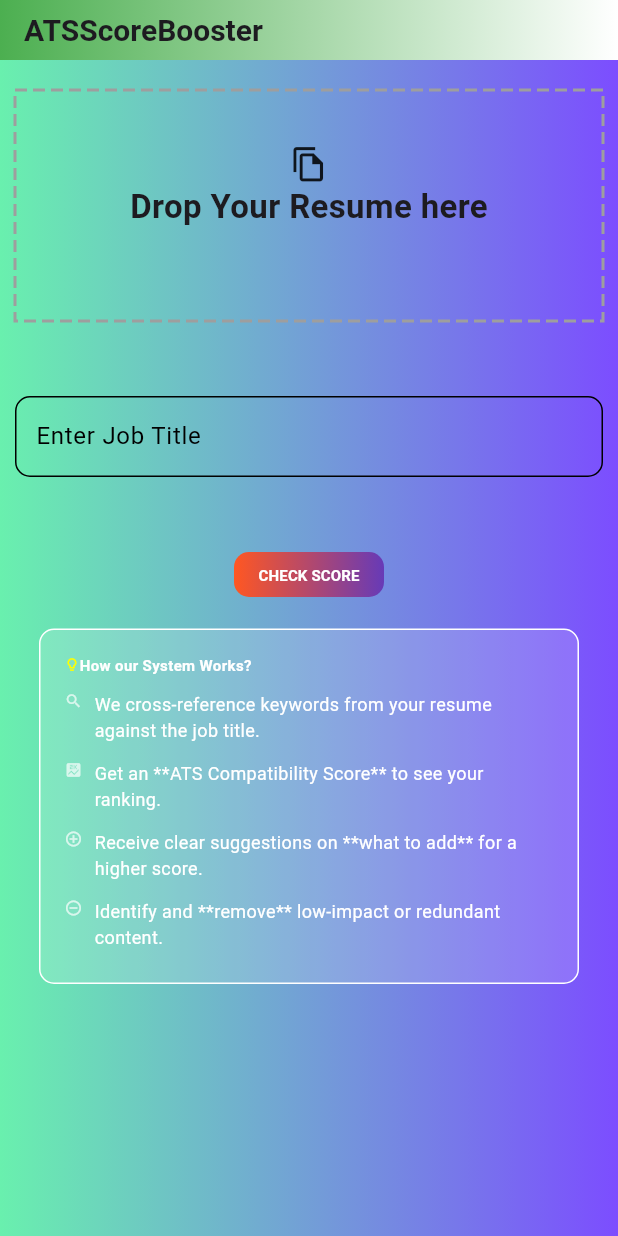
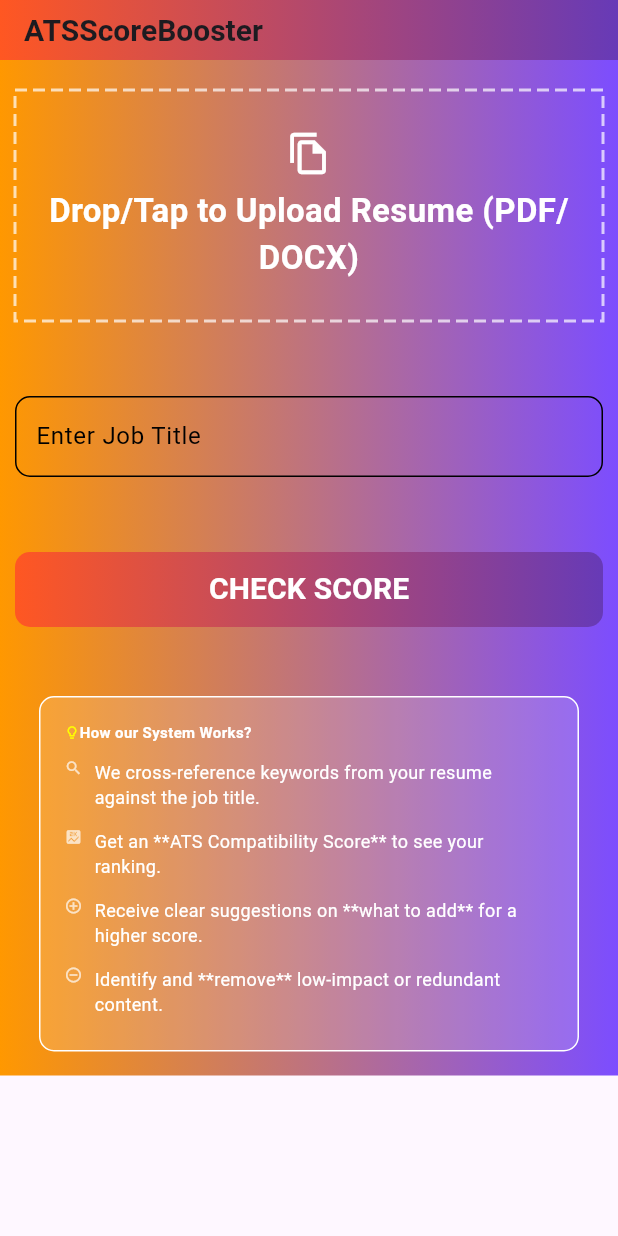
Before and after one commit to RoshanBorkar29/AtsScoreBooster, a Flutter app: the screen it shows after launch, on a phone screen of 412 x 824 dp. Run offline on Flutter 3.47's test engine with Material 3 defaults, Android fonts, the phone set to English and light mode, and no system bars; drawn by our look-alikes of dotted_border; our stand-ins replace file_picker.

```diff
--- a/lib/Features/HomeScreen.dart
+++ b/lib/Features/HomeScreen.dart
@@ -1,7 +1,10 @@
-// The problematic line is removed/modified
-// import 'dart:ui' as BorderType; // <--- REMOVE THIS LINE
+import 'package:ats_score_booster/Features/atsResultScreen.dart';
 import 'package:ats_score_booster/common/atsdetail.dart';
+import 'package:ats_score_booster/common/atsscore.dart';
 import 'package:ats_score_booster/common/myTextField.dart';
+
+import 'package:ats_score_booster/services/atsapiscore.dart';
+
 import 'package:dotted_border/dotted_border.dart';
 import 'package:file_picker/file_picker.dart';
 import 'package:flutter/material.dart';
@@ -14,47 +17,108 @@ class Homescreen extends StatefulWidget {
 }
 
 class _HomescreenState extends State<Homescreen> {
-  final TextEditingController _jobController=TextEditingController();
+  final TextEditingController _jobController = TextEditingController();
+  final AtsApiService _apiService = AtsApiService(); // Instantiate the API service
+
   PlatformFile? _selectedResume; // Holds the file details
   bool _isLoading = false;
 
-  Future<void> _pickResume()async {
-    if(_isLoading)return;
-    try{
-      FilePickerResult? result=await FilePicker.platform.pickFiles(
-        type:FileType.custom,
-        allowedExtensions: ['pdf','docx'],
+  // --- File Picker Logic ---
+  Future<void> _pickResume() async {
+    if (_isLoading) return;
+
+    try {
+      FilePickerResult? result = await FilePicker.platform.pickFiles(
+        type: FileType.custom,
+        allowedExtensions: ['pdf', 'docx'],
+        withData: true, // CRITICAL: Must be true to get file bytes for API upload
       );
-      if(result!=null){
+
+      if (result != null) {
         setState(() {
-          _selectedResume=result.files.first;
+          _selectedResume = result.files.first;
         });
         ScaffoldMessenger.of(context).showSnackBar(
-          SnackBar(content: Text('Selected,${_selectedResume!.name}'),),
+          SnackBar(content: Text('Selected: ${_selectedResume!.name}')),
         );
       }
-    }
-    catch(e){
+    } catch (e) {
       print('Error picking file: $e');
       ScaffoldMessenger.of(context).showSnackBar(
         const SnackBar(content: Text('Error selecting file.')),
       );
     }
   }
+
+  // --- API Connection Logic (NEW) ---
+  Future<void> _checkScore() async {
+    // 1. Validation
+    if (_selectedResume == null) {
+      ScaffoldMessenger.of(context).showSnackBar(
+          const SnackBar(content: Text('Please upload a resume first.')),
+      );
+      return;
+    }
+
+    final String jobTitle = _jobController.text.trim();
+    if (jobTitle.isEmpty) {
+      ScaffoldMessenger.of(context).showSnackBar(
+          const SnackBar(content: Text('Please enter the Job Title.')),
+      );
+      return;
+    }
+
+    // 2. Start Loading
+    setState(() {
+      _isLoading = true;
+    });
+
+    try {
+      // 3. Call the API Service
+      AtsScoreResult result = await _apiService.getScore(
+        resumeFile: _selectedResume!,
+        jobTitle: jobTitle,
+      );
+
+      // 4. Navigate on Success
+      Navigator.push(
+        context,
+        MaterialPageRoute(builder: (context) => ResultScreen(result: result)),
+      );
+    _jobController.clear();
+    setState(() {
+      _selectedResume=null;
+    });
+    } catch (e) {
+      // 5. Handle Errors (Network, API validation, etc.)
+      ScaffoldMessenger.of(context).showSnackBar(
+        SnackBar(content: Text(e.toString().replaceAll('Exception: ', 'API Error: '))),
+      );
+      print('API CALL ERROR: $e');
+
+    } finally {
+      // 6. Reset Loading
+      setState(() {
+        _isLoading = false;
+      });
+    }
+  }
+
   @override
   Widget build(BuildContext context) {
     return Scaffold(
       appBar: PreferredSize(
-        preferredSize: Size.fromHeight(40),
+        preferredSize: const Size.fromHeight(40),
         child: AppBar(
-          title: Text(
+          title: const Text(
             'ATSScoreBooster',
             style: TextStyle(fontSize: 20, fontWeight: FontWeight.bold),
           ),
           flexibleSpace: Container(
-            decoration: BoxDecoration(
+            decoration: const BoxDecoration(
+              // RESTORING ORIGINAL GRADIENT COLORS
               gradient: LinearGradient(
-                colors: [Colors.green, Colors.white],
+                colors: [Colors.deepOrange, Colors.deepPurple],
                 begin: Alignment.bottomLeft,
                 end: Alignment.bottomRight,
               ),
@@ -63,62 +127,68 @@ class _HomescreenState extends State<Homescreen> {
         ),
       ),
       body: Container(
-        decoration: BoxDecoration(
+        decoration: const BoxDecoration(
           gradient: LinearGradient(
-            colors: [Colors.greenAccent, Colors.deepPurpleAccent],
+            colors: [Colors.orange, Colors.deepPurpleAccent], // RESTORING BODY GRADIENT
             begin: Alignment.bottomLeft,
             end: Alignment.bottomRight,
           ),
         ),
-
-        child: Padding(
-          padding: const EdgeInsets.only(top: 20,left:10,right:10),
+        child: SingleChildScrollView(
+          padding: const EdgeInsets.only(top: 20, left: 10, right: 10),
           child: Column(
             children: [
-              //border filledlike container
+              // Dotted Border for Resume Drop
               GestureDetector(
-                onTap:_pickResume,
+                onTap: _pickResume,
                 child: DottedBorder(
-                  // The BorderType enum is now correctly referenced from the dotted_border package
-                     options: RectDottedBorderOptions(
-                   // borderRadius: BorderRadius.circular(12), // replaces old "radius"
+                  options: const RectDottedBorderOptions(
                     strokeWidth: 2,
-                    color: Colors.grey,
+                    color: Colors.white70, // Changed color to white for visibility
                     dashPattern: [8, 4],
                   ),
-
-                  // Add a size constraint to the inner Container so the DottedBorder has dimensions
                   child: Container(
-                    height: 150, // Example size
-                    width: double.infinity, // Example size
+                    height: 150,
+                    width: double.infinity,
                     alignment: Alignment.center,
-                    child: Padding(
-                      padding: const EdgeInsets.only(top: 35),
                     child: Column(
-
+                      mainAxisAlignment: MainAxisAlignment.center,
                       children: [
-                          Icon(Icons.file_copy_outlined,size:25),
-                          const Text('Drop Your Resume here',style: TextStyle(fontSize: 22,fontWeight:FontWeight.bold),),
-
+                        Icon(
+                          _selectedResume != null ? Icons.check_circle_outline : Icons.file_copy_outlined,
+                          size: 30,
+                          color: _selectedResume != null ? Colors.lightGreenAccent : Colors.white,
+                        ),
+                        const SizedBox(height: 8),
+                        Text(
+                          _selectedResume != null
+                              ? 'File Ready: ${_selectedResume!.name}'
+                              : 'Drop/Tap to Upload Resume (PDF/DOCX)',
+                          style: TextStyle(
+                            fontSize: _selectedResume != null ? 18 : 22,
+                            fontWeight: FontWeight.bold,
+                            color: Colors.white,
+                          ),
+                          textAlign: TextAlign.center,
+                        ),
                       ],
                     ),
                   ),
                 ),
               ),
-              ),
-              //textfiled-job title
-              const SizedBox(height:50),
-            Mytextfield(controller: _jobController, hint:'Enter Job Title'),
-            const SizedBox(height: 50,),
 
-            //Submit button
-          // NEW, IMPROVED CHECK SCORE BUTTON:
+              const SizedBox(height: 50),
+              // Job Title Text Field
+              Mytextfield(controller: _jobController, hint: 'Enter Job Title'),
+
+              const SizedBox(height: 50),
+
+              // CHECK SCORE BUTTON (FIXED STYLING AND ADDED LOGIC)
               Container(
-  width: 100, // Makes the button full width
-  height: 30, // Gives it a nice, substantial height
+                width: double.infinity, // FIX: Use full width
+                height: 50,             // FIX: Use proper height
                 decoration: BoxDecoration(
                   borderRadius: BorderRadius.circular(10),
-    // Use the same strong gradient as your AppBar/Body
                   gradient: const LinearGradient(
                     colors: [Colors.deepOrange, Colors.deepPurple],
                     begin: Alignment.centerLeft,
@@ -126,30 +196,38 @@ Container(
                   ),
                 ),
                 child: ElevatedButton(
-    onPressed: () {},
-    // Remove default button styling to let the Container's gradient show through
+                  onPressed: _isLoading ? null : _checkScore, // ATTACHED API CALL
                   style: ElevatedButton.styleFrom(
-      backgroundColor: Colors.transparent, // Important: Make button background transparent
-      shadowColor: Colors.transparent, // Optional: Remove shadow
+                    backgroundColor: Colors.transparent,
+                    shadowColor: Colors.transparent,
                     shape: RoundedRectangleBorder(
                       borderRadius: BorderRadius.circular(10),
                     ),
-      padding: EdgeInsets.zero, // Remove default padding if necessary, though not strictly required here
-      elevation: 0, // Remove default elevation
+                    elevation: 0,
                   ),
-    child: const Text(
+                  child: _isLoading
+                      ? const SizedBox(
+                          width: 24,
+                          height: 24,
+                          child: CircularProgressIndicator(
+                            color: Colors.white,
+                            strokeWidth: 3,
+                          ),
+                        )
+                      : const Text(
                           'CHECK SCORE',
                           style: TextStyle(
-        fontSize: 10,
+                            fontSize: 20, // FIX: Increased font size
                             fontWeight: FontWeight.bold,
-        color: Colors.white, // Ensure text color contrasts with the dark gradient
+                            color: Colors.white,
                           ),
                         ),
                 ),
               ),
 
-          const SizedBox(height:5),
-         AtsDetail(),
+              const SizedBox(height: 30),
+              // ATS Detail Card
+              const AtsDetail(),
             ],
           ),
         ),
--- /dev/null
+++ b/lib/common/atsscore.dart
@@ -0,0 +1,29 @@
+import 'dart:convert';
+
+class AtsScoreResult {
+  final int score;
+  final List<String> matchedKeywords;
+  final List<String> toAdd;
+  final List<String> toRemove;
+  final String message;
+
+  AtsScoreResult({
+    required this.score,
+    required this.matchedKeywords,
+    required this.toAdd,
+    required this.toRemove,
+    required this.message,
+  });
+
+  // Factory constructor to create an AtsScoreResult object from a JSON map
+  factory AtsScoreResult.fromJson(Map<String, dynamic> json) {
+    return AtsScoreResult(
+      score: json['score'] as int,
+      // Dart requires explicit casting for lists from JSON
+      matchedKeywords: List<String>.from(json['matched_keywords']),
+      toAdd: List<String>.from(json['to_add']),
+      toRemove: List<String>.from(json['to_remove']),
+      message: json['message'] as String,
+    );
+  }
+}
```
Also changed, not shown: lib/Features/atsResultScreen.dart (added, +171 -0 lines), lib/services/atsapiscore.dart (added, +63 -0 lines), 7 other files. Lines whose indentation alone changed are shown as unchanged.
